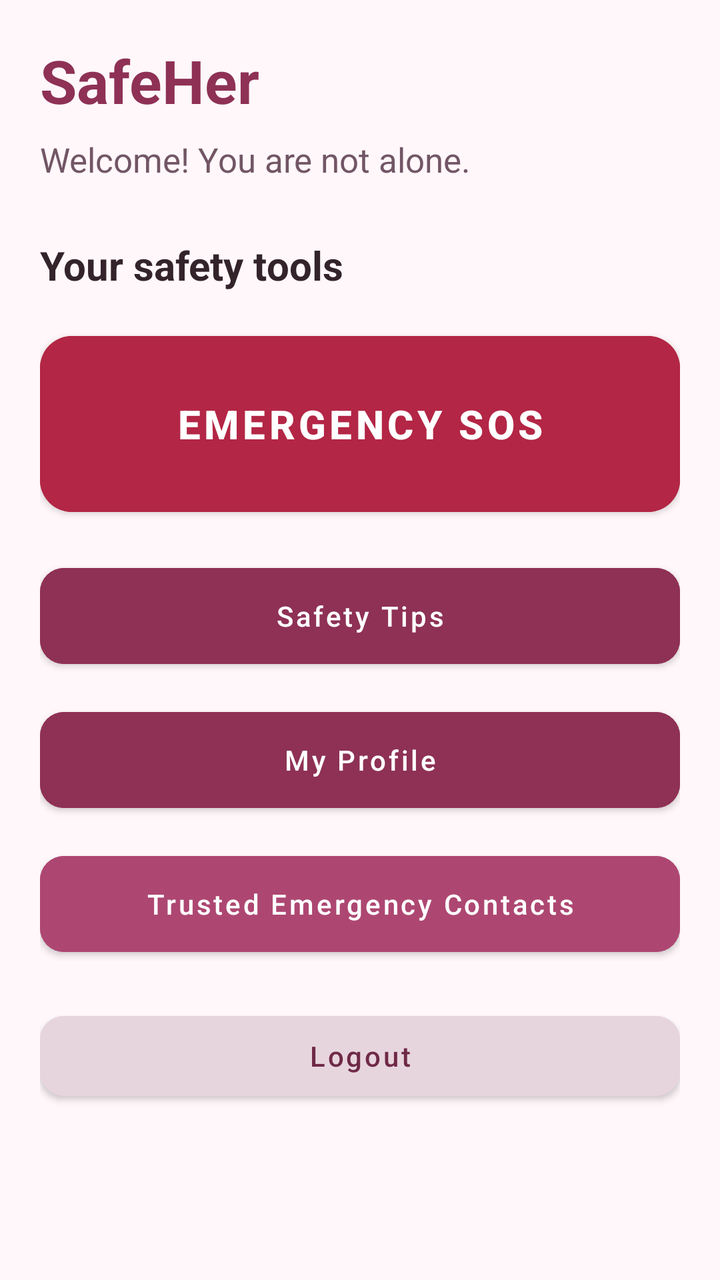
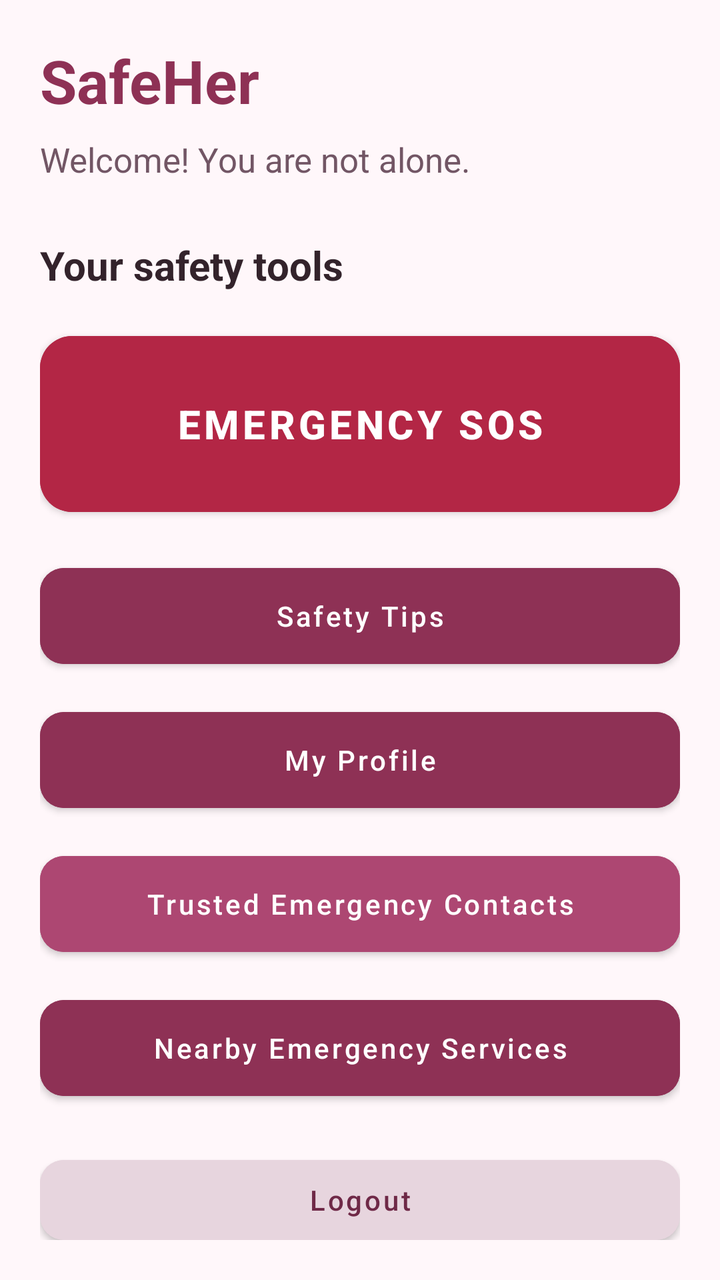

The first picture is an Android layout as it rendered before a commit; the second is the same layout after the commit. The layout source and the unified diff follow.
<!-- AndroidManifest.xml: application theme Theme.SafeHer -->
<!-- res/layout/activity_dashboard.xml -->
<?xml version="1.0" encoding="utf-8"?>
<androidx.constraintlayout.widget.ConstraintLayout
    xmlns:android="http://schemas.android.com/apk/res/android"
    xmlns:app="http://schemas.android.com/apk/res-auto"
    android:layout_width="match_parent"
    android:layout_height="match_parent"
    android:background="#FFF7FA"
    android:padding="20dp">

    <TextView
        android:id="@+id/dashboardTitle"
        android:layout_width="0dp"
        android:layout_height="wrap_content"
        android:text="SafeHer"
        android:textColor="#8E3155"
        android:textSize="30sp"
        android:textStyle="bold"
        app:layout_constraintTop_toTopOf="parent"
        app:layout_constraintStart_toStartOf="parent"
        app:layout_constraintEnd_toEndOf="parent"/>

    <TextView
        android:id="@+id/welcomeMessage"
        android:layout_width="0dp"
        android:layout_height="wrap_content"
        android:layout_marginTop="8dp"
        android:text="Welcome! You are not alone."
        android:textColor="#725665"
        android:textSize="17sp"
        app:layout_constraintTop_toBottomOf="@id/dashboardTitle"
        app:layout_constraintStart_toStartOf="parent"
        app:layout_constraintEnd_toEndOf="parent"/>

    <TextView
        android:id="@+id/safetySubtitle"
        android:layout_width="0dp"
        android:layout_height="wrap_content"
        android:layout_marginTop="28dp"
        android:text="Your safety tools"
        android:textColor="#33232B"
        android:textSize="20sp"
        android:textStyle="bold"
        app:layout_constraintTop_toBottomOf="@id/welcomeMessage"
        app:layout_constraintStart_toStartOf="parent"
        app:layout_constraintEnd_toEndOf="parent"/>

    <Button
        android:id="@+id/sosButton"
        android:layout_width="0dp"
        android:layout_height="100dp"
        android:layout_marginTop="16dp"
        android:backgroundTint="#B32645"
        android:text="EMERGENCY SOS"
        android:textColor="#FFFFFF"
        android:textSize="20sp"
        android:textStyle="bold"
        app:cornerRadius="16dp"
        app:layout_constraintTop_toBottomOf="@id/safetySubtitle"
        app:layout_constraintStart_toStartOf="parent"
        app:layout_constraintEnd_toEndOf="parent"/>

    <Button
        android:id="@+id/safetyTipsButton"
        android:layout_width="0dp"
        android:layout_height="60dp"
        android:layout_marginTop="16dp"
        android:backgroundTint="#8E3155"
        android:text="Safety Tips"
        android:textColor="#FFFFFF"
        android:textAllCaps="false"
        app:cornerRadius="12dp"
        app:layout_constraintTop_toBottomOf="@id/sosButton"
        app:layout_constraintStart_toStartOf="parent"
        app:layout_constraintEnd_toEndOf="parent"/>

    <Button
        android:id="@+id/profileButton"
        android:layout_width="0dp"
        android:layout_height="60dp"
        android:layout_marginTop="12dp"
        android:backgroundTint="#8E3155"
        android:text="My Profile"
        android:textColor="#FFFFFF"
        android:textAllCaps="false"
        app:cornerRadius="12dp"
        app:layout_constraintTop_toBottomOf="@id/safetyTipsButton"
        app:layout_constraintStart_toStartOf="parent"
        app:layout_constraintEnd_toEndOf="parent"/>

    <Button
        android:id="@+id/emergencyContactsButton"
        android:layout_width="0dp"
        android:layout_height="60dp"
        android:layout_marginTop="12dp"
        android:backgroundTint="#AD4772"
        android:text="Trusted Emergency Contacts"
        android:textColor="#FFFFFF"
        android:textAllCaps="false"
        app:cornerRadius="12dp"
        app:layout_constraintTop_toBottomOf="@id/profileButton"
        app:layout_constraintStart_toStartOf="parent"
        app:layout_constraintEnd_toEndOf="parent" />

    <Button
        android:id="@+id/logoutButton"
        android:layout_width="0dp"
        android:layout_height="52dp"
        android:layout_marginTop="20dp"
        android:backgroundTint="#E7D5DE"
        android:text="Logout"
        android:textColor="#6F2947"
        android:textAllCaps="false"
        app:cornerRadius="12dp"
        app:layout_constraintTop_toBottomOf="@id/emergencyContactsButton"
        app:layout_constraintStart_toStartOf="parent"
        app:layout_constraintEnd_toEndOf="parent"/>

</androidx.constraintlayout.widget.ConstraintLayout>
<!-- resources referenced by this layout -->
<resources>
  <style name="Theme.SafeHer" parent="Theme.MaterialComponents.DayNight.DarkActionBar">
          
          <item name="colorPrimary">@color/purple_500</item>
          <item name="colorPrimaryVariant">@color/purple_700</item>
          <item name="colorOnPrimary">@color/white</item>
          
          <item name="colorSecondary">@color/teal_200</item>
          <item name="colorSecondaryVariant">@color/teal_700</item>
          <item name="colorOnSecondary">@color/black</item>
          
          <item name="android:statusBarColor">?attr/colorPrimaryVariant</item>
          
      </style>
  <color name="purple_500">#FF6200EE</color>
  <color name="purple_700">#FF3700B3</color>
  <color name="white">#FFFFFFFF</color>
  <color name="teal_200">#FF03DAC5</color>
  <color name="teal_700">#FF018786</color>
  <color name="black">#FF000000</color>
</resources>

<!-- the commit's change to res/layout/activity_dashboard.xml (unified diff, before → after) -->
@@ -99,7 +99,21 @@
         app:cornerRadius="12dp"
         app:layout_constraintTop_toBottomOf="@id/profileButton"
         app:layout_constraintStart_toStartOf="parent"
-        app:layout_constraintEnd_toEndOf="parent" />
+        app:layout_constraintEnd_toEndOf="parent"/>
+
+    <Button
+        android:id="@+id/nearbyServicesButton"
+        android:layout_width="0dp"
+        android:layout_height="60dp"
+        android:layout_marginTop="12dp"
+        android:backgroundTint="#8E3155"
+        android:text="Nearby Emergency Services"
+        android:textColor="#FFFFFF"
+        android:textAllCaps="false"
+        app:cornerRadius="12dp"
+        app:layout_constraintTop_toBottomOf="@id/emergencyContactsButton"
+        app:layout_constraintStart_toStartOf="parent"
+        app:layout_constraintEnd_toEndOf="parent"/>
 
     <Button
         android:id="@+id/logoutButton"
@@ -111,7 +125,7 @@
         android:textColor="#6F2947"
         android:textAllCaps="false"
         app:cornerRadius="12dp"
-        app:layout_constraintTop_toBottomOf="@id/emergencyContactsButton"
+        app:layout_constraintTop_toBottomOf="@id/nearbyServicesButton"
         app:layout_constraintStart_toStartOf="parent"
         app:layout_constraintEnd_toEndOf="parent"/>
 
